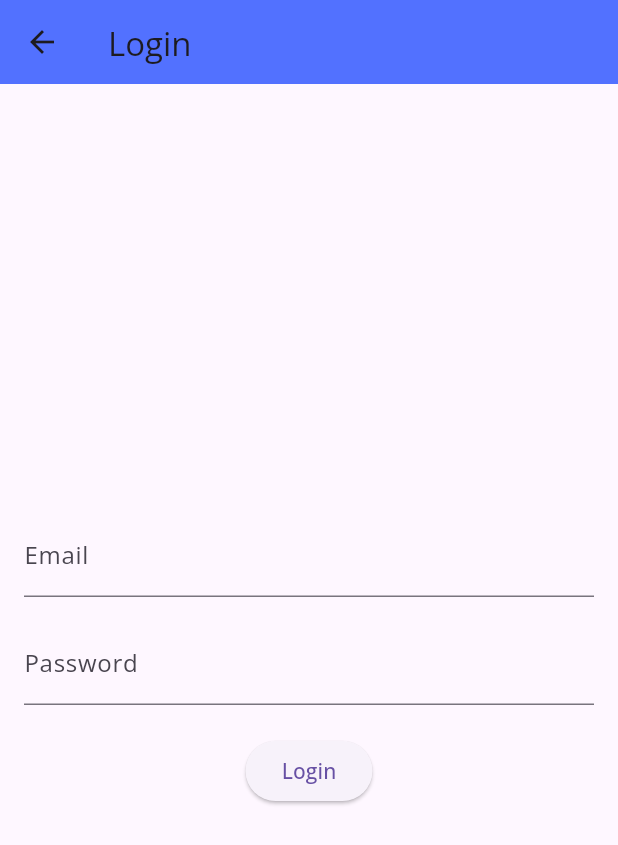
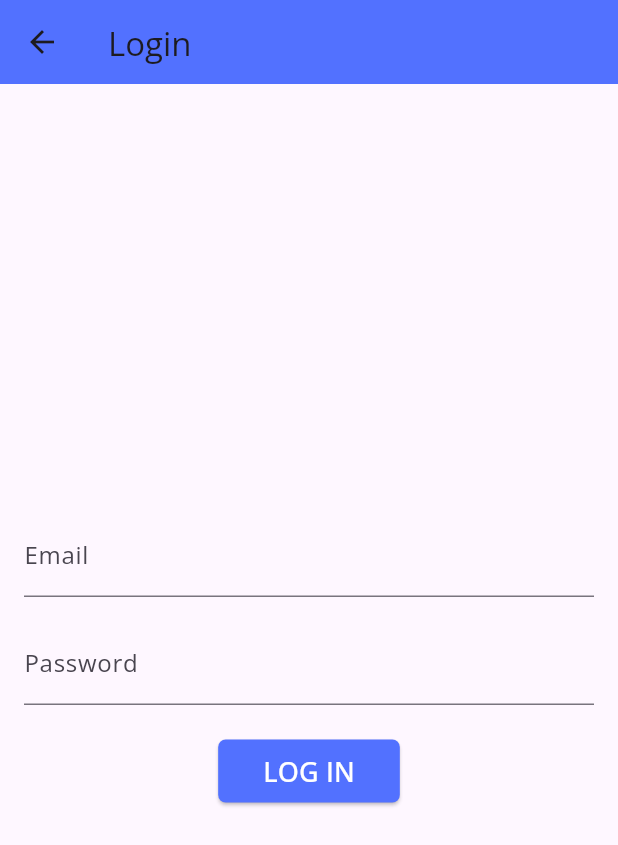
Before and after one commit to fshah21/todogoals, a Flutter app: the screen it shows after launch, after a tap on "LOG IN", on a phone screen of 412 x 824 dp. Shown: the top 845 px of the screen. Run offline on Flutter 3.47's test engine with Material 3 defaults, Android fonts, the phone set to English and light mode, and no system bars; our stand-ins replace cloud_firestore, firebase_auth, firebase_core, google_fonts, image_picker, shared_preferences and 1 more; missing offline and left inert: flutter_webview_plugin; accounts and stored records are empty.

Commit message:
little bit of styling

```diff
--- a/lib/loginScreen.dart
+++ b/lib/loginScreen.dart
@@ -105,8 +105,18 @@ class _LoginScreenState extends State<LoginScreen> {
               _isLoading
                   ? const CircularProgressIndicator()
                   : ElevatedButton(
-                      onPressed: _signIn,
-                      child: const Text('Login'),
+                    style: ElevatedButton.styleFrom(
+                      backgroundColor: Color(0xFF5271FF), // Background color
+                      padding: const EdgeInsets.symmetric(horizontal: 30.0, vertical: 8.0),
+                    ).copyWith(
+                      shape: MaterialStateProperty.all(RoundedRectangleBorder(
+                        borderRadius: BorderRadius.circular(5),  // 5px border radius
+                      )),
+                    ),
+                    onPressed: _signIn,
+                    child: Text(
+                    'LOG IN',
+                    style: TextStyle(fontSize: 18, color: Colors.white)),
                     ),
             ],
           ),
--- a/lib/main.dart
+++ b/lib/main.dart
@@ -82,23 +82,31 @@ class HomePage extends StatelessWidget {
   @override
   Widget build(BuildContext context) {
     return Scaffold(
-      backgroundColor: Colors.yellow,
+      backgroundColor: Color(0xFF5271FF), // Set the full background color
       body: Column(
         children: [
+          SizedBox(height: 60),  // Adjust this value to shift content higher or lower
           Expanded(
-            flex: 7, // 70% of the screen
-            child: Center(
-              child: Container(), // Blank area to show no content
-            ),
-          ),
-          Expanded(
-            flex: 3, // 30% of the screen
+            flex: 2, // 30% of the screen
             child: Column(
               mainAxisAlignment: MainAxisAlignment.center,
               children: [
+                Padding(
+                  padding: const EdgeInsets.symmetric(horizontal: 48.0, vertical: 8.0),
+                  child: Text(
+                    "Connect with people who share your habit-building goals.",
+                    textAlign: TextAlign.center,
+                    style: TextStyle(
+                      fontSize: 16,
+                      fontWeight: FontWeight.w600,
+                      color: Colors.white,
+                    ),
+                  ),
+                ),
+                SizedBox(height: 24), // Spacing before buttons
                 ElevatedButton(
                   style: ElevatedButton.styleFrom(
-                    backgroundColor: Colors.red, // Red color
+                    backgroundColor: Colors.white, // White background
                     fixedSize: Size(200, 50),
                   ),
                   onPressed: () {
@@ -110,13 +118,13 @@ class HomePage extends StatelessWidget {
                   },
                   child: Text(
                     'LOG IN',
-                    style: TextStyle(fontSize: 18, color: Colors.white),
+                    style: TextStyle(fontSize: 18, color: Color(0xFF5271FF)),
                   ),
                 ),
-                SizedBox(height: 16),
+                SizedBox(height: 24),
                 ElevatedButton(
                   style: ElevatedButton.styleFrom(
-                    backgroundColor: Colors.blue, // Blue color
+                    backgroundColor: Colors.white, // White background
                     fixedSize: Size(200, 50),
                   ),
                   onPressed: () {
@@ -128,9 +136,10 @@ class HomePage extends StatelessWidget {
                   },
                   child: Text(
                     'SIGN UP',
-                    style: TextStyle(fontSize: 18, color: Colors.white),
+                    style: TextStyle(fontSize: 18, color: Color(0xFF5271FF)),
                   ),
                 ),
+                SizedBox(height: 10), // Extra space at the bottom
               ],
             ),
           ),
--- a/lib/registrationScreen.dart
+++ b/lib/registrationScreen.dart
@@ -2,6 +2,7 @@ import 'package:flutter/material.dart';
 import 'package:firebase_auth/firebase_auth.dart';
 import 'package:cloud_firestore/cloud_firestore.dart';
 import 'chatScreen.dart';
+import 'package:shared_preferences/shared_preferences.dart';
 
 class RegistrationScreen extends StatefulWidget {
   const RegistrationScreen({super.key});
@@ -32,7 +33,10 @@ class _RegistrationScreenState extends State<RegistrationScreen> {
         );
 
         // Save the user ID in Firestore
-        final userId = userCredential.user?.uid;
+        final userId = userCredential.user?.uid ?? "";
+
+        SharedPreferences prefs = await SharedPreferences.getInstance();
+        await prefs.setString('userId', userId);
 
         // Create a new document for the user in Firestore
         await FirebaseFirestore.instance.collection('users').doc(userId).set({
```
